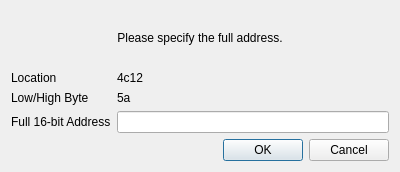
The window that lowhighbytewindow.ui (ivop/frida) describes before a commit, drawn with Qt 5.
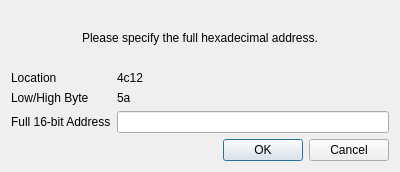
The same window after the commit.

Commit message: * Implement low and high bytes as operand. I.e. #<address and #>address and resolve labels. * Fix compilation warnings * Remove save filename field from start dialog

Patch:
```diff
--- a/lowhighbytewindow.ui
+++ b/lowhighbytewindow.ui
@@ -26,7 +26,7 @@
       <enum>Qt::LeftToRight</enum>
      </property>
      <property name="text">
-      <string>Please specify the full address.</string>
+      <string>Please specify the full hexadecimal address.</string>
      </property>
      <property name="alignment">
       <set>Qt::AlignCenter</set>
```
The commit also changes 12 other files.
